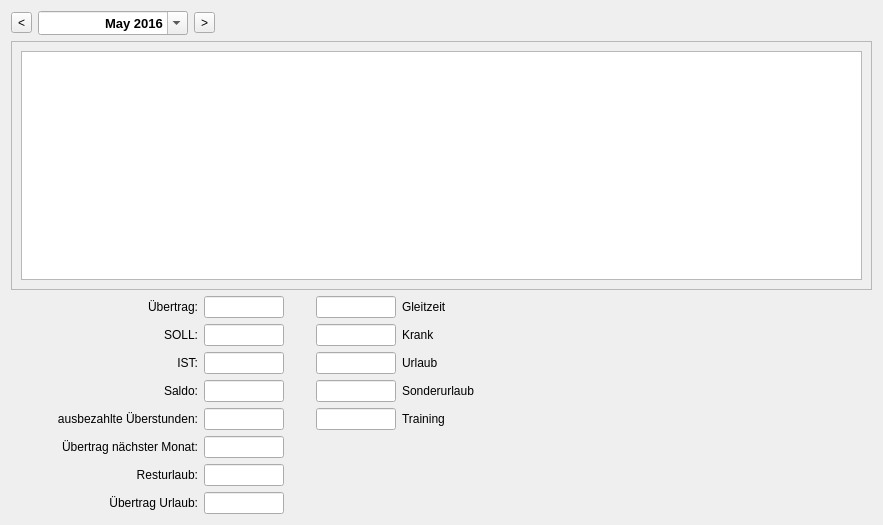
birkeh/workingHours, file cmonthlyview.ui: the form before one commit.
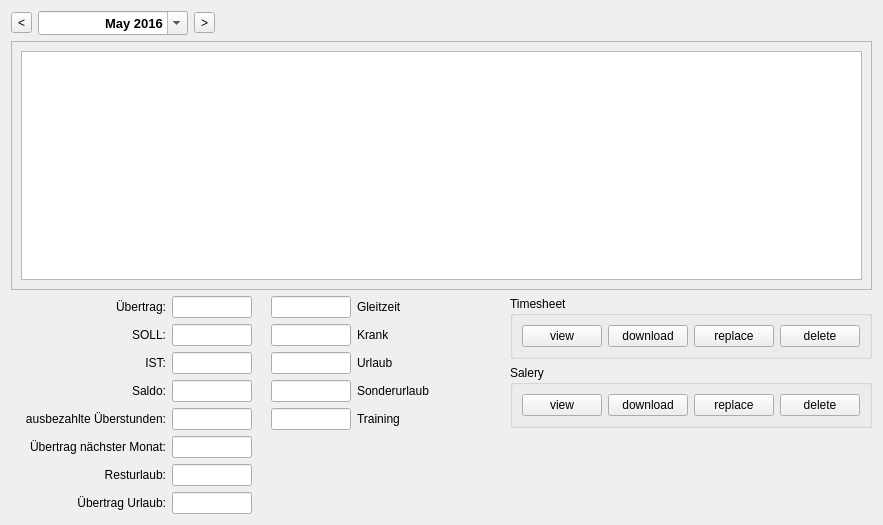
The form after the commit.

Commit message: added salery and timesheet

Diff of the .ui file:
```diff
--- a/cmonthlyview.ui
+++ b/cmonthlyview.ui
@@ -116,22 +116,19 @@
       </widget>
      </item>
      <item>
-      <layout class="QGridLayout" name="gridLayout" columnstretch="10,1,1,5,1,1,100">
-       <item row="3" column="5">
-        <widget class="QLabel" name="m_lpSonderurlaubLabel">
-         <property name="text">
-          <string>Sonderurlaub</string>
+      <layout class="QGridLayout" name="gridLayout" columnstretch="10,1,1,5,1,1,100,0">
+       <item row="4" column="4">
+        <widget class="QLineEdit" name="m_lpTraining">
+         <property name="alignment">
+          <set>Qt::AlignRight|Qt::AlignTrailing|Qt::AlignVCenter</set>
          </property>
+         <property name="readOnly">
+          <bool>true</bool>
+         </property>
         </widget>
        </item>
-       <item row="0" column="4">
-        <widget class="QLineEdit" name="m_lpGleitzeit">
-         <property name="minimumSize">
-          <size>
-           <width>80</width>
-           <height>0</height>
-          </size>
-         </property>
+       <item row="1" column="4">
+        <widget class="QLineEdit" name="m_lpKrank">
          <property name="alignment">
           <set>Qt::AlignRight|Qt::AlignTrailing|Qt::AlignVCenter</set>
          </property>
@@ -140,6 +137,23 @@
          </property>
         </widget>
        </item>
+       <item row="1" column="1">
+        <widget class="QLabel" name="m_lpShouldLabel">
+         <property name="text">
+          <string>SOLL:</string>
+         </property>
+         <property name="alignment">
+          <set>Qt::AlignRight|Qt::AlignTrailing|Qt::AlignVCenter</set>
+         </property>
+        </widget>
+       </item>
+       <item row="1" column="5">
+        <widget class="QLabel" name="m_lpKrankLabel">
+         <property name="text">
+          <string>Krank</string>
+         </property>
+        </widget>
+       </item>
        <item row="6" column="2">
         <widget class="QLineEdit" name="m_lpResturlaub">
          <property name="alignment">
@@ -150,6 +164,39 @@
          </property>
         </widget>
        </item>
+       <item row="0" column="5">
+        <widget class="QLabel" name="m_lpGleitzeitLabel">
+         <property name="text">
+          <string>Gleitzeit</string>
+         </property>
+        </widget>
+       </item>
+       <item row="6" column="1">
+        <widget class="QLabel" name="m_lpResturlaubLabel">
+         <property name="text">
+          <string>Resturlaub:</string>
+         </property>
+         <property name="alignment">
+          <set>Qt::AlignRight|Qt::AlignTrailing|Qt::AlignVCenter</set>
+         </property>
+        </widget>
+       </item>
+       <item row="0" column="4">
+        <widget class="QLineEdit" name="m_lpGleitzeit">
+         <property name="minimumSize">
+          <size>
+           <width>80</width>
+           <height>0</height>
+          </size>
+         </property>
+         <property name="alignment">
+          <set>Qt::AlignRight|Qt::AlignTrailing|Qt::AlignVCenter</set>
+         </property>
+         <property name="readOnly">
+          <bool>true</bool>
+         </property>
+        </widget>
+       </item>
        <item row="3" column="4">
         <widget class="QLineEdit" name="m_lpSonderurlaub">
          <property name="alignment">
@@ -160,73 +207,10 @@
          </property>
         </widget>
        </item>
-       <item row="1" column="1">
-        <widget class="QLabel" name="m_lpShouldLabel">
+       <item row="0" column="0">
+        <widget class="QLabel" name="label">
          <property name="text">
-          <string>SOLL:</string>
-         </property>
-         <property name="alignment">
-          <set>Qt::AlignRight|Qt::AlignTrailing|Qt::AlignVCenter</set>
-         </property>
-        </widget>
-       </item>
-       <item row="4" column="4">
-        <widget class="QLineEdit" name="m_lpTraining">
-         <property name="alignment">
-          <set>Qt::AlignRight|Qt::AlignTrailing|Qt::AlignVCenter</set>
-         </property>
-         <property name="readOnly">
-          <bool>true</bool>
-         </property>
-        </widget>
-       </item>
-       <item row="0" column="1">
-        <widget class="QLabel" name="m_lpUebertragLabel">
-         <property name="text">
-          <string>Übertrag:</string>
-         </property>
-         <property name="alignment">
-          <set>Qt::AlignRight|Qt::AlignTrailing|Qt::AlignVCenter</set>
-         </property>
-        </widget>
-       </item>
-       <item row="1" column="2">
-        <widget class="QLineEdit" name="m_lpShould">
-         <property name="alignment">
-          <set>Qt::AlignRight|Qt::AlignTrailing|Qt::AlignVCenter</set>
-         </property>
-         <property name="readOnly">
-          <bool>true</bool>
-         </property>
-        </widget>
-       </item>
-       <item row="5" column="1">
-        <widget class="QLabel" name="m_lpUebertragNaechsterMonatLabel">
-         <property name="text">
-          <string>Übertrag nächster Monat:</string>
-         </property>
-         <property name="alignment">
-          <set>Qt::AlignRight|Qt::AlignTrailing|Qt::AlignVCenter</set>
-         </property>
-        </widget>
-       </item>
-       <item row="2" column="2">
-        <widget class="QLineEdit" name="m_lpIs">
-         <property name="alignment">
-          <set>Qt::AlignRight|Qt::AlignTrailing|Qt::AlignVCenter</set>
-         </property>
-         <property name="readOnly">
-          <bool>true</bool>
-         </property>
-        </widget>
-       </item>
-       <item row="5" column="2">
-        <widget class="QLineEdit" name="m_lpUebertragNaechsterMonat">
-         <property name="alignment">
-          <set>Qt::AlignRight|Qt::AlignTrailing|Qt::AlignVCenter</set>
-         </property>
-         <property name="readOnly">
-          <bool>true</bool>
+          <string/>
          </property>
         </widget>
        </item>
@@ -240,6 +224,125 @@
          </property>
         </widget>
        </item>
+       <item row="2" column="2">
+        <widget class="QLineEdit" name="m_lpIs">
+         <property name="alignment">
+          <set>Qt::AlignRight|Qt::AlignTrailing|Qt::AlignVCenter</set>
+         </property>
+         <property name="readOnly">
+          <bool>true</bool>
+         </property>
+        </widget>
+       </item>
+       <item row="0" column="7" rowspan="8">
+        <layout class="QVBoxLayout" name="verticalLayout_2">
+         <item>
+          <widget class="QGroupBox" name="groupBox">
+           <property name="title">
+            <string>Timesheet</string>
+           </property>
+           <layout class="QGridLayout" name="gridLayout_4">
+            <item row="0" column="1">
+             <layout class="QHBoxLayout" name="horizontalLayout_2">
+              <item>
+               <widget class="QPushButton" name="m_lpTimesheetView">
+                <property name="text">
+                 <string>view</string>
+                </property>
+               </widget>
+              </item>
+              <item>
+               <widget class="QPushButton" name="m_lpTimesheetDownload">
+                <property name="text">
+                 <string>download</string>
+                </property>
+               </widget>
+              </item>
+              <item>
+               <widget class="QPushButton" name="m_lpTimesheetReplace">
+                <property name="text">
+                 <string>replace</string>
+                </property>
+               </widget>
+              </item>
+              <item>
+               <widget class="QPushButton" name="m_lpTimesheetDelete">
+                <property name="text">
+                 <string>delete</string>
+                </property>
+               </widget>
+              </item>
+             </layout>
+            </item>
+           </layout>
+          </widget>
+         </item>
+         <item>
+          <widget class="QGroupBox" name="groupBox_2">
+           <property name="title">
+            <string>Salery</string>
+           </property>
+           <layout class="QGridLayout" name="gridLayout_5">
+            <item row="0" column="0">
+             <layout class="QHBoxLayout" name="horizontalLayout_3">
+              <item>
+               <widget class="QPushButton" name="m_lpSaleryView">
+                <property name="text">
+                 <string>view</string>
+                </property>
+               </widget>
+              </item>
+              <item>
+               <widget class="QPushButton" name="m_lpSaleryDownload">
+                <property name="text">
+                 <string>download</string>
+                </property>
+               </widget>
+              </item>
+              <item>
+               <widget class="QPushButton" name="m_lpSaleryReplace">
+                <property name="text">
+                 <string>replace</string>
+                </property>
+               </widget>
+              </item>
+              <item>
+               <widget class="QPushButton" name="m_lpSaleryDelete">
+                <property name="text">
+                 <string>delete</string>
+                </property>
+               </widget>
+              </item>
+             </layout>
+            </item>
+           </layout>
+          </widget>
+         </item>
+         <item>
+          <spacer name="verticalSpacer">
+           <property name="orientation">
+            <enum>Qt::Vertical</enum>
+           </property>
+           <property name="sizeHint" stdset="0">
+            <size>
+             <width>20</width>
+             <height>40</height>
+            </size>
+           </property>
+          </spacer>
+         </item>
+        </layout>
+       </item>
+       <item row="3" column="1">
+        <widget class="QLabel" name="m_lpSaldoLabel">
+         <property name="text">
+          <string>Saldo:</string>
+         </property>
+         <property name="alignment">
+          <set>Qt::AlignRight|Qt::AlignTrailing|Qt::AlignVCenter</set>
+         </property>
+        </widget>
+       </item>
        <item row="2" column="4">
         <widget class="QLineEdit" name="m_lpUrlaub">
          <property name="alignment">
@@ -257,18 +360,8 @@
          </property>
         </widget>
        </item>
-       <item row="7" column="1">
-        <widget class="QLabel" name="m_lpUebertragUrlaubLabel">
-         <property name="text">
-          <string>Übertrag Urlaub:</string>
-         </property>
-         <property name="alignment">
-          <set>Qt::AlignRight|Qt::AlignTrailing|Qt::AlignVCenter</set>
-         </property>
-        </widget>
-       </item>
-       <item row="0" column="0">
-        <widget class="QLabel" name="label">
+       <item row="0" column="3">
+        <widget class="QLabel" name="label_3">
          <property name="text">
           <string/>
          </property>
@@ -281,10 +374,103 @@
          </property>
         </widget>
        </item>
-       <item row="0" column="5">
-        <widget class="QLabel" name="m_lpGleitzeitLabel">
+       <item row="0" column="2">
+        <widget class="QLineEdit" name="m_lpUebertrag">
+         <property name="minimumSize">
+          <size>
+           <width>80</width>
+           <height>0</height>
+          </size>
+         </property>
+         <property name="alignment">
+          <set>Qt::AlignRight|Qt::AlignTrailing|Qt::AlignVCenter</set>
+         </property>
+         <property name="readOnly">
+          <bool>true</bool>
+         </property>
+        </widget>
+       </item>
+       <item row="3" column="2">
+        <widget class="QLineEdit" name="m_lpSaldo">
+         <property name="alignment">
+          <set>Qt::AlignRight|Qt::AlignTrailing|Qt::AlignVCenter</set>
+         </property>
+         <property name="readOnly">
+          <bool>true</bool>
+         </property>
+        </widget>
+       </item>
+       <item row="3" column="5">
+        <widget class="QLabel" name="m_lpSonderurlaubLabel">
          <property name="text">
-          <string>Gleitzeit</string>
+          <string>Sonderurlaub</string>
+         </property>
+        </widget>
+       </item>
+       <item row="4" column="2">
+        <widget class="QLineEdit" name="m_lpUeberstunden">
+         <property name="alignment">
+          <set>Qt::AlignRight|Qt::AlignTrailing|Qt::AlignVCenter</set>
+         </property>
+        </widget>
+       </item>
+       <item row="5" column="2">
+        <widget class="QLineEdit" name="m_lpUebertragNaechsterMonat">
+         <property name="alignment">
+          <set>Qt::AlignRight|Qt::AlignTrailing|Qt::AlignVCenter</set>
+         </property>
+         <property name="readOnly">
+          <bool>true</bool>
+         </property>
+        </widget>
+       </item>
+       <item row="1" column="2">
+        <widget class="QLineEdit" name="m_lpShould">
+         <property name="alignment">
+          <set>Qt::AlignRight|Qt::AlignTrailing|Qt::AlignVCenter</set>
+         </property>
+         <property name="readOnly">
+          <bool>true</bool>
+         </property>
+        </widget>
+       </item>
+       <item row="5" column="1">
+        <widget class="QLabel" name="m_lpUebertragNaechsterMonatLabel">
+         <property name="text">
+          <string>Übertrag nächster Monat:</string>
+         </property>
+         <property name="alignment">
+          <set>Qt::AlignRight|Qt::AlignTrailing|Qt::AlignVCenter</set>
+         </property>
+        </widget>
+       </item>
+       <item row="0" column="1">
+        <widget class="QLabel" name="m_lpUebertragLabel">
+         <property name="text">
+          <string>Übertrag:</string>
+         </property>
+         <property name="alignment">
+          <set>Qt::AlignRight|Qt::AlignTrailing|Qt::AlignVCenter</set>
+         </property>
+        </widget>
+       </item>
+       <item row="7" column="2">
+        <widget class="QLineEdit" name="m_lpUebertragUrlaub">
+         <property name="alignment">
+          <set>Qt::AlignRight|Qt::AlignTrailing|Qt::AlignVCenter</set>
+         </property>
+         <property name="readOnly">
+          <bool>true</bool>
+         </property>
+        </widget>
+       </item>
+       <item row="7" column="1">
+        <widget class="QLabel" name="m_lpUebertragUrlaubLabel">
+         <property name="text">
+          <string>Übertrag Urlaub:</string>
+         </property>
+         <property name="alignment">
+          <set>Qt::AlignRight|Qt::AlignTrailing|Qt::AlignVCenter</set>
          </property>
         </widget>
        </item>
@@ -298,33 +484,7 @@
          </property>
         </widget>
        </item>
-       <item row="0" column="2">
-        <widget class="QLineEdit" name="m_lpUebertrag">
-         <property name="minimumSize">
-          <size>
-           <width>80</width>
-           <height>0</height>
-          </size>
-         </property>
-         <property name="alignment">
-          <set>Qt::AlignRight|Qt::AlignTrailing|Qt::AlignVCenter</set>
-         </property>
-         <property name="readOnly">
-          <bool>true</bool>
-         </property>
-        </widget>
-       </item>
-       <item row="3" column="1">
-        <widget class="QLabel" name="m_lpSaldoLabel">
-         <property name="text">
-          <string>Saldo:</string>
-         </property>
-         <property name="alignment">
-          <set>Qt::AlignRight|Qt::AlignTrailing|Qt::AlignVCenter</set>
-         </property>
-        </widget>
-       </item>
-       <item row="0" column="6">
+       <item row="1" column="6">
         <spacer name="horizontalSpacer">
          <property name="orientation">
           <enum>Qt::Horizontal</enum>
@@ -337,67 +497,6 @@
          </property>
         </spacer>
        </item>
-       <item row="1" column="4">
-        <widget class="QLineEdit" name="m_lpKrank">
-         <property name="alignment">
-          <set>Qt::AlignRight|Qt::AlignTrailing|Qt::AlignVCenter</set>
-         </property>
-         <property name="readOnly">
-          <bool>true</bool>
-         </property>
-        </widget>
-       </item>
-       <item row="3" column="2">
-        <widget class="QLineEdit" name="m_lpSaldo">
-         <property name="alignment">
-          <set>Qt::AlignRight|Qt::AlignTrailing|Qt::AlignVCenter</set>
-         </property>
-         <property name="readOnly">
-          <bool>true</bool>
-         </property>
-        </widget>
-       </item>
-       <item row="6" column="1">
-        <widget class="QLabel" name="m_lpResturlaubLabel">
-         <property name="text">
-          <string>Resturlaub:</string>
-         </property>
-         <property name="alignment">
-          <set>Qt::AlignRight|Qt::AlignTrailing|Qt::AlignVCenter</set>
-         </property>
-        </widget>
-       </item>
-       <item row="7" column="2">
-        <widget class="QLineEdit" name="m_lpUebertragUrlaub">
-         <property name="alignment">
-          <set>Qt::AlignRight|Qt::AlignTrailing|Qt::AlignVCenter</set>
-         </property>
-         <property name="readOnly">
-          <bool>true</bool>
-         </property>
-        </widget>
-       </item>
-       <item row="0" column="3">
-        <widget class="QLabel" name="label_3">
-         <property name="text">
-          <string/>
-         </property>
-        </widget>
-       </item>
-       <item row="1" column="5">
-        <widget class="QLabel" name="m_lpKrankLabel">
-         <property name="text">
-          <string>Krank</string>
-         </property>
-        </widget>
-       </item>
-       <item row="4" column="2">
-        <widget class="QLineEdit" name="m_lpUeberstunden">
-         <property name="alignment">
-          <set>Qt::AlignRight|Qt::AlignTrailing|Qt::AlignVCenter</set>
-         </property>
-        </widget>
-       </item>
       </layout>
      </item>
     </layout>
```
The commit also changes 5 other files.
